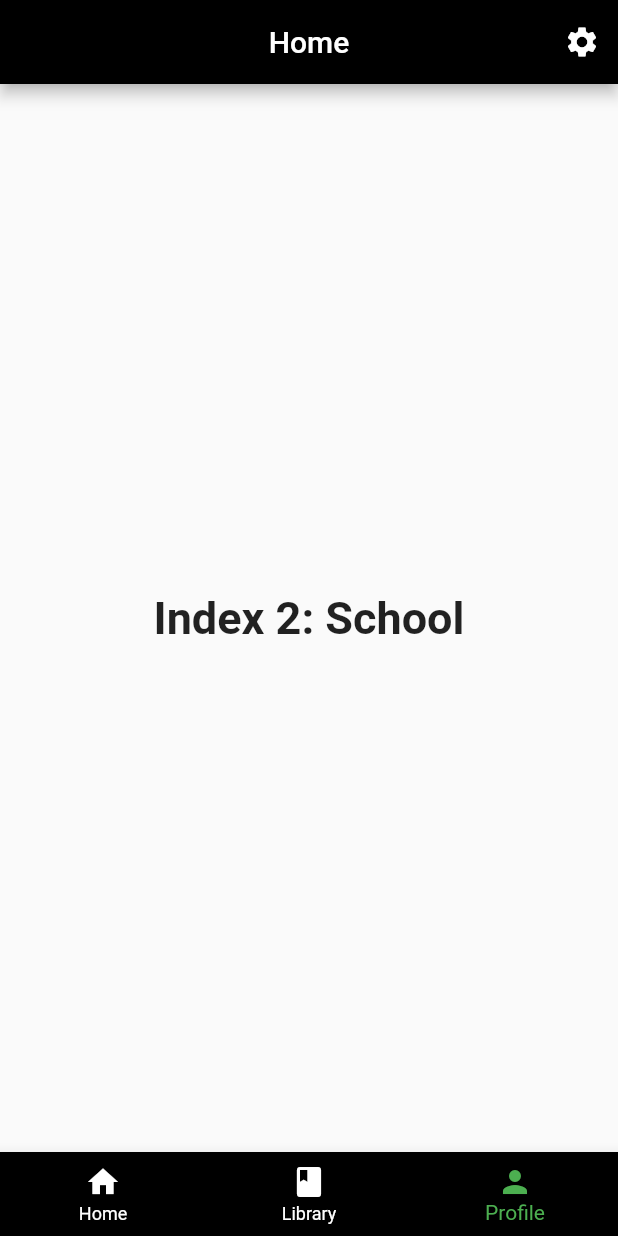
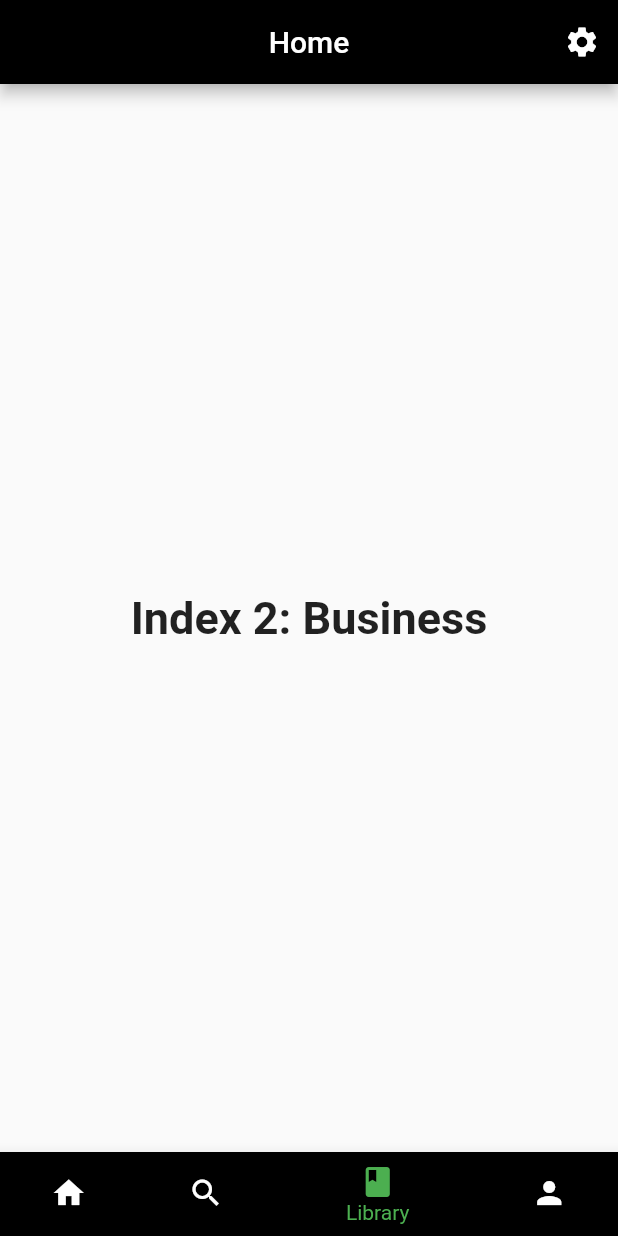
Before and after one commit to amit-jha-cmd/Gloo-App-Flutter, a Flutter app: the MyStatefulWidget screen opened directly, item 3 of the bottom bar chosen, on a phone screen of 412 x 824 dp. Run offline on Flutter 3.47's test engine with Material 2 defaults, Android fonts, the phone set to English and light mode, and no system bars.

Commit message:
navbar base complete

```diff
--- a/app/lib/pages/page.base.dart
+++ b/app/lib/pages/page.base.dart
@@ -46,11 +46,15 @@ class _MyStatefulWidgetState extends State<MyStatefulWidget> {
       child: Home(),
     ),
     Text(
-      'Index 1: Business',
+      'Index 1: Search',
       style: optionStyle,
     ),
     Text(
-      'Index 2: School',
+      'Index 2: Business',
+      style: optionStyle,
+    ),
+    Text(
+      'Index 3: School',
       style: optionStyle,
     ),
   ];
@@ -81,12 +85,18 @@ class _MyStatefulWidgetState extends State<MyStatefulWidget> {
       body: Center(
         child: _widgetOptions.elementAt(_selectedIndex),
       ),
-      bottomNavigationBar: BottomNavigationBar(
+      bottomNavigationBar: new Theme(
+        data: Theme.of(context).copyWith(canvasColor: Colors.black),
+        child: BottomNavigationBar(
           backgroundColor: Colors.black,
           items: const <BottomNavigationBarItem>[
             BottomNavigationBarItem(
               icon: Icon(Icons.home),
               label: 'Home',
+            ),
+            BottomNavigationBarItem(
+              icon: Icon(Icons.search),
+              label: 'Search',
             ),
             BottomNavigationBarItem(
               icon: Icon(Icons.book),
@@ -102,6 +112,7 @@ class _MyStatefulWidgetState extends State<MyStatefulWidget> {
           unselectedItemColor: Colors.white,
           onTap: _onItemTapped,
         ),
+      ),
     );
   }
 }
```
Lines whose indentation alone changed are shown as unchanged.
